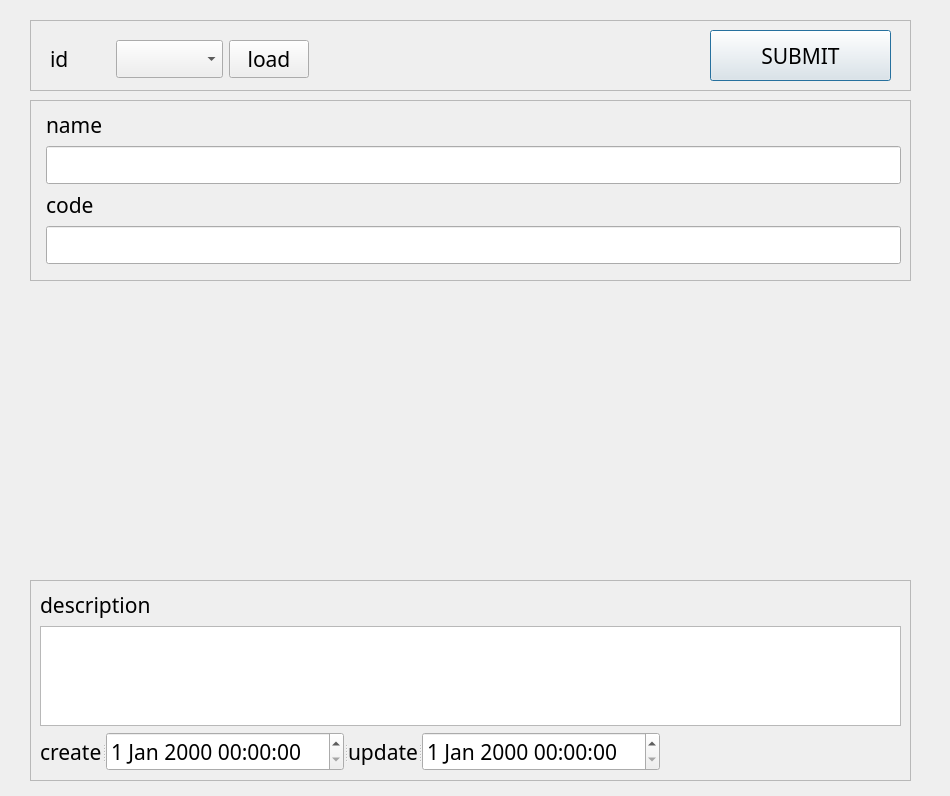
Old version of the form ui/customerDialog.ui in the repository SuhYeoJee/OrderManager.
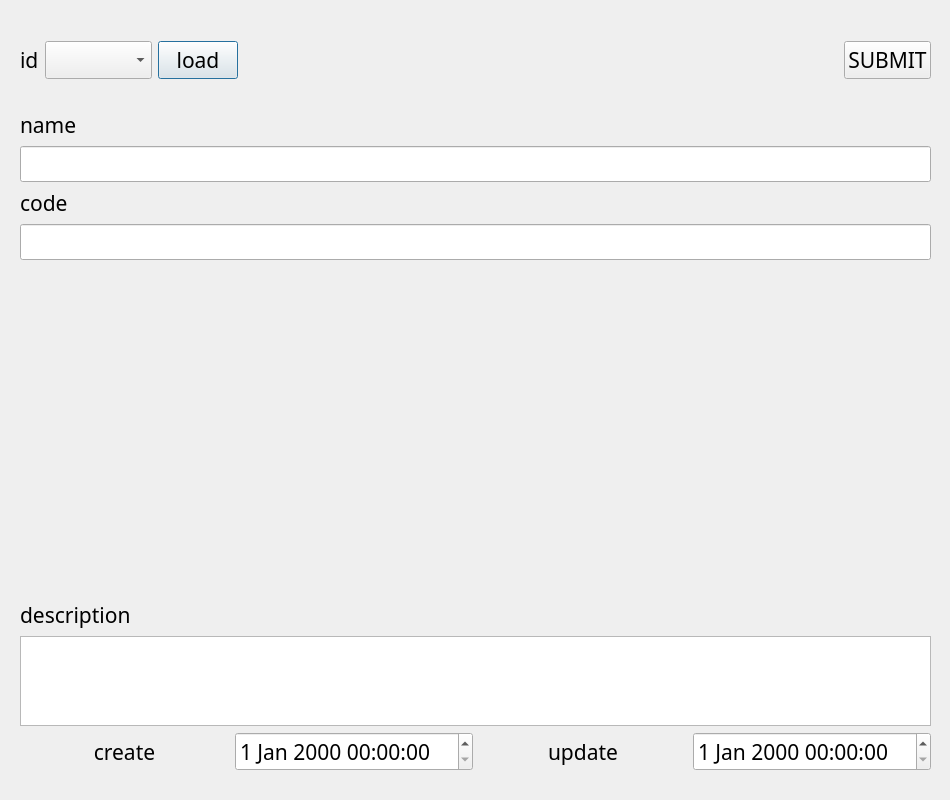
New version of the form.

```diff
--- a/ui/customerDialog.ui
+++ b/ui/customerDialog.ui
@@ -7,7 +7,7 @@
     <x>0</x>
     <y>0</y>
     <width>950</width>
-    <height>796</height>
+    <height>800</height>
    </rect>
   </property>
   <property name="font">
@@ -19,156 +19,134 @@
   <property name="windowTitle">
    <string>Dialog</string>
   </property>
-  <widget class="QFrame" name="frame">
+  <widget class="QWidget" name="gridLayoutWidget">
    <property name="geometry">
     <rect>
-     <x>30</x>
-     <y>100</y>
-     <width>881</width>
-     <height>181</height>
+     <x>20</x>
+     <y>600</y>
+     <width>911</width>
+     <height>171</height>
     </rect>
    </property>
-   <property name="frameShape">
-    <enum>QFrame::StyledPanel</enum>
-   </property>
-   <property name="frameShadow">
-    <enum>QFrame::Raised</enum>
-   </property>
-   <layout class="QFormLayout" name="formLayout">
-    <item row="1" column="1">
-     <layout class="QVBoxLayout" name="verticalLayout_4">
-      <item>
-       <widget class="QLabel" name="label_13">
+   <layout class="QGridLayout" name="gridLayout">
+    <item row="1" column="0" colspan="4">
+     <widget class="QPlainTextEdit" name="descriptionPlainTextEdit">
+      <property name="plainText">
+       <string/>
+      </property>
+     </widget>
+    </item>
+    <item row="2" column="2">
+     <widget class="QLabel" name="label_17">
+      <property name="text">
+       <string>update</string>
+      </property>
+      <property name="alignment">
+       <set>Qt::AlignCenter</set>
+      </property>
+     </widget>
+    </item>
+    <item row="2" column="0">
+     <widget class="QLabel" name="label_16">
         <property name="text">
-         <string>code</string>
-        </property>
-       </widget>
-      </item>
-      <item>
-       <widget class="QLineEdit" name="codeLineEdit"/>
-      </item>
-     </layout>
-    </item>
-    <item row="0" column="1">
-     <layout class="QVBoxLayout" name="verticalLayout_5">
-      <item>
+       <string>create</string>
+      </property>
+      <property name="alignment">
+       <set>Qt::AlignCenter</set>
+      </property>
+     </widget>
+    </item>
+    <item row="2" column="3">
+     <widget class="QDateTimeEdit" name="update_dateDateTimeEdit"/>
+    </item>
+    <item row="2" column="1">
+     <widget class="QDateTimeEdit" name="reg_dateDateTimeEdit"/>
+    </item>
+    <item row="0" column="0" colspan="4">
+     <widget class="QLabel" name="label_15">
+      <property name="text">
+       <string>description</string>
+      </property>
+     </widget>
+    </item>
+   </layout>
+  </widget>
+  <widget class="QWidget" name="gridLayoutWidget_2">
+   <property name="geometry">
+    <rect>
+     <x>20</x>
+     <y>110</y>
+     <width>911</width>
+     <height>151</height>
+    </rect>
+   </property>
+   <layout class="QGridLayout" name="gridLayout_3">
+    <item row="0" column="0">
        <widget class="QLabel" name="label_14">
         <property name="text">
          <string>name</string>
         </property>
        </widget>
       </item>
-      <item>
+    <item row="1" column="0">
        <widget class="QLineEdit" name="nameLineEdit"/>
       </item>
-     </layout>
-    </item>
-   </layout>
-  </widget>
-  <widget class="QFrame" name="frame_2">
-   <property name="geometry">
-    <rect>
-     <x>30</x>
-     <y>20</y>
-     <width>881</width>
-     <height>71</height>
-    </rect>
-   </property>
-   <property name="frameShape">
-    <enum>QFrame::StyledPanel</enum>
-   </property>
-   <property name="frameShadow">
-    <enum>QFrame::Raised</enum>
-   </property>
-   <widget class="QPushButton" name="submitBtn">
-    <property name="geometry">
-     <rect>
-      <x>680</x>
-      <y>10</y>
-      <width>181</width>
-      <height>51</height>
-     </rect>
-    </property>
+    <item row="2" column="0">
+     <widget class="QLabel" name="label_13">
     <property name="text">
-     <string>SUBMIT</string>
-    </property>
-   </widget>
-   <widget class="QWidget" name="layoutWidget">
+       <string>code</string>
+      </property>
+     </widget>
+    </item>
+    <item row="3" column="0">
+     <widget class="QLineEdit" name="codeLineEdit"/>
+    </item>
+   </layout>
+  </widget>
+  <widget class="QWidget" name="gridLayoutWidget_3">
     <property name="geometry">
      <rect>
       <x>20</x>
       <y>20</y>
-      <width>259</width>
-      <height>38</height>
-     </rect>
-    </property>
-    <layout class="QHBoxLayout" name="horizontalLayout">
-     <item>
-      <widget class="QLabel" name="label_12">
-       <property name="text">
-        <string>id</string>
-       </property>
-      </widget>
-     </item>
-     <item>
-      <widget class="QComboBox" name="idComboBox"/>
-     </item>
-     <item>
+     <width>911</width>
+     <height>80</height>
+    </rect>
+   </property>
+   <layout class="QGridLayout" name="gridLayout_4">
+    <item row="0" column="2">
       <widget class="QPushButton" name="loadBtn">
        <property name="text">
         <string>load</string>
        </property>
       </widget>
      </item>
-    </layout>
-   </widget>
-  </widget>
-  <widget class="QFrame" name="frame_3">
-   <property name="geometry">
-    <rect>
-     <x>30</x>
-     <y>580</y>
-     <width>881</width>
-     <height>201</height>
-    </rect>
-   </property>
-   <property name="frameShape">
-    <enum>QFrame::StyledPanel</enum>
-   </property>
-   <property name="frameShadow">
-    <enum>QFrame::Raised</enum>
-   </property>
-   <layout class="QFormLayout" name="formLayout_2">
-    <item row="0" column="0">
-     <widget class="QLabel" name="label_15">
-      <property name="text">
-       <string>description</string>
-      </property>
-     </widget>
+    <item row="0" column="1">
+     <widget class="QComboBox" name="idComboBox"/>
     </item>
-    <item row="2" column="0">
-     <widget class="QSplitter" name="splitter">
+    <item row="0" column="4">
+     <spacer name="horizontalSpacer">
       <property name="orientation">
        <enum>Qt::Horizontal</enum>
       </property>
-      <widget class="QLabel" name="label_16">
-       <property name="text">
-        <string>create</string>
-       </property>
-      </widget>
-      <widget class="QDateTimeEdit" name="reg_dateDateTimeEdit"/>
-      <widget class="QLabel" name="label_17">
+      <property name="sizeHint" stdset="0">
+       <size>
+        <width>40</width>
+        <height>20</height>
+       </size>
+      </property>
+     </spacer>
+    </item>
+    <item row="0" column="0">
+     <widget class="QLabel" name="label_12">
        <property name="text">
-        <string>update</string>
-       </property>
-      </widget>
-      <widget class="QDateTimeEdit" name="update_dateDateTimeEdit"/>
-     </widget>
+       <string>id</string>
+      </property>
+     </widget>
     </item>
-    <item row="1" column="0" colspan="2">
-     <widget class="QPlainTextEdit" name="descriptionPlainTextEdit">
-      <property name="plainText">
-       <string/>
+    <item row="0" column="5">
+     <widget class="QPushButton" name="submitBtn">
+      <property name="text">
+       <string>SUBMIT</string>
       </property>
      </widget>
     </item>
```
Lines whose indentation alone changed are shown as unchanged.
